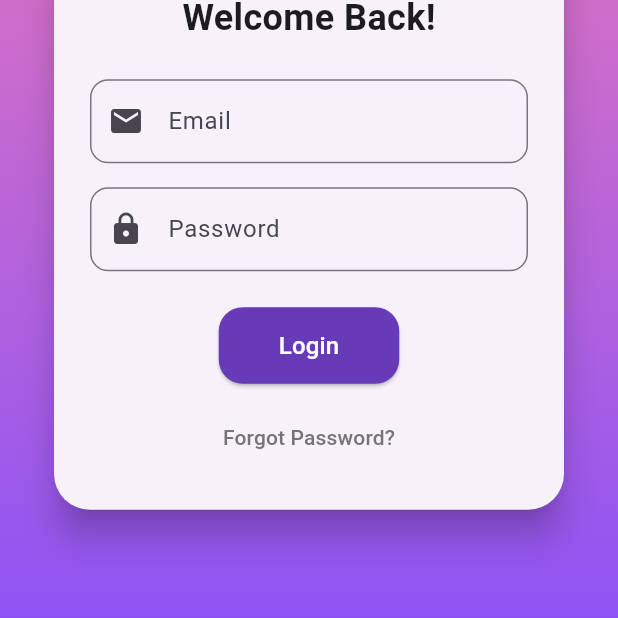
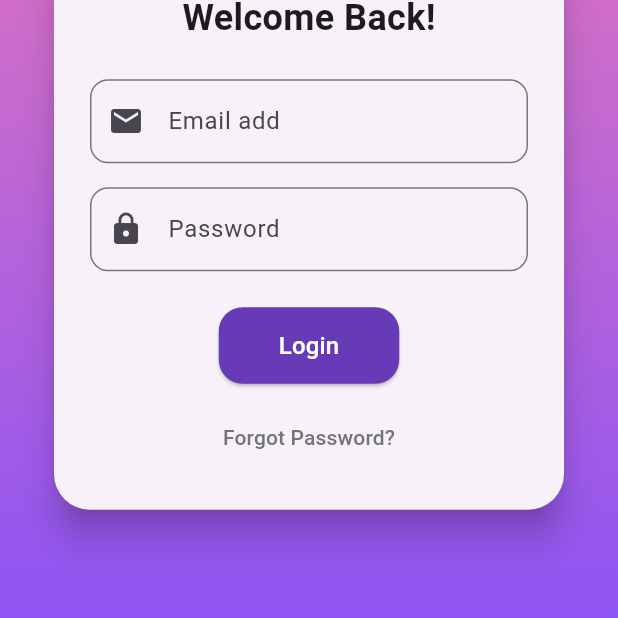
Before and after one commit to kimchhik-chhuong/booking_room_travel, a Flutter app: the screen it shows after launch, on a phone screen of 412 x 824 dp, the part 445-1063 px from its top. Run offline on Flutter 3.47's test engine with Material 3 defaults, Android fonts, the phone set to English and light mode, and no system bars; Roboto replaces fonts that are missing (Sans).

Commit message:
get code from fron-end

```diff
--- a/booking_travel_flutter/lib/main.dart
+++ b/booking_travel_flutter/lib/main.dart
@@ -80,7 +80,7 @@ class _LoginScreenState extends State<LoginScreen> {
                         TextFormField(
                           controller: _emailController,
                           decoration: InputDecoration(
-                            labelText: 'Email',
+                            labelText: 'Email add',
                             prefixIcon: Icon(Icons.email),
                             border: OutlineInputBorder(
                               borderRadius: BorderRadius.circular(12),
```
